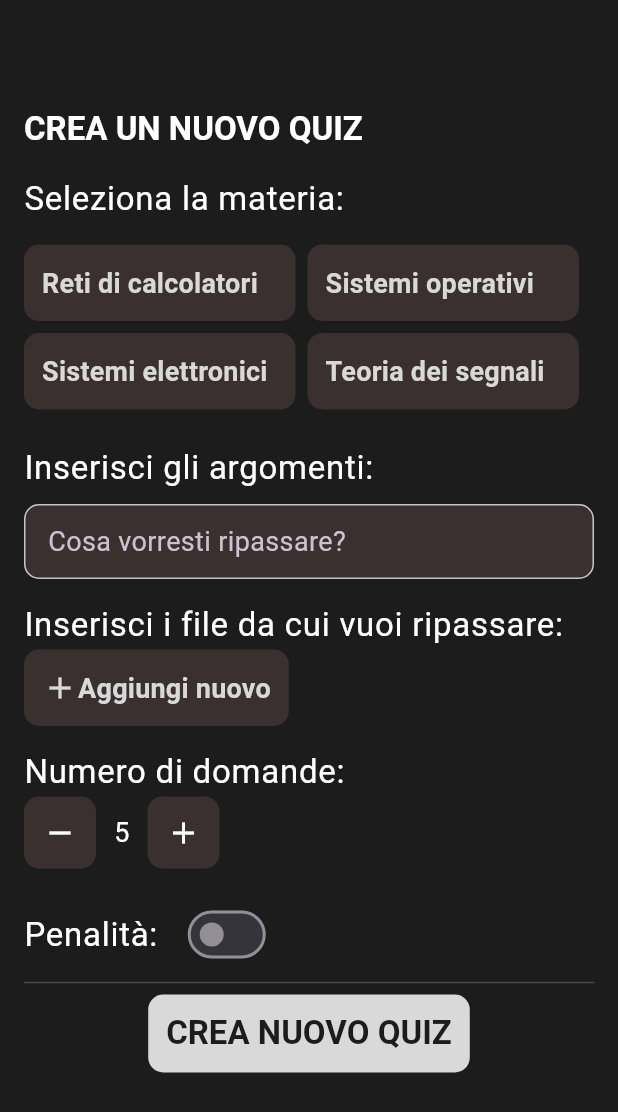
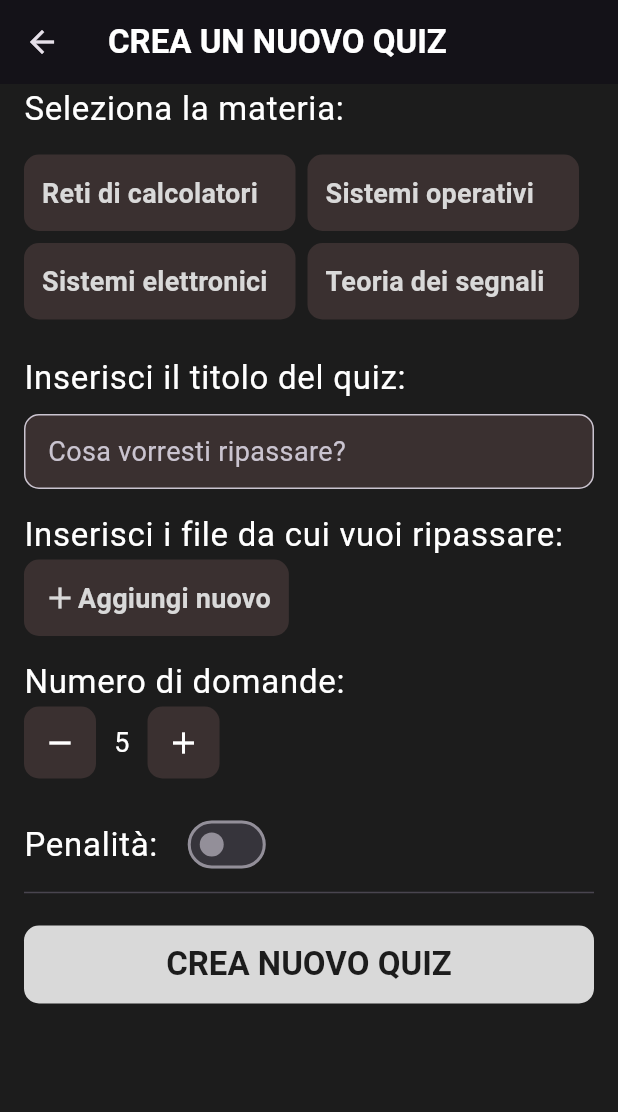
Before and after one commit to simonegiammy/SmarterAI, a Flutter app: the NewQuizScreen screen opened directly, after a tap on "CREA NUOVO QUIZ", on a phone screen of 412 x 824 dp. Shown: the top 1112 px of the screen. Run offline on Flutter 3.47's test engine with Material 3 defaults, Android fonts, the light colour scheme and no system bars; our stand-ins replace file_picker, flutter_gemini, shared_preferences; missing offline and left inert: pdfx; accounts and stored records are empty.

Commit message:
quiz screen e home screen

```diff
--- a/gemini_example/lib/aiProvider/gemini.dart
+++ b/gemini_example/lib/aiProvider/gemini.dart
@@ -15,7 +15,7 @@
     gemini.text(text).then((value) => print(value?.output));
   }
 
-  static Future<List?> elaboraPdf(PlatformFile file) async {
+  static Future<List?> elaboraPdf(PlatformFile file, int number) async {
     File pdfFile = File(file.path!);
     List<File> images = await convertPdfToImage(pdfFile);
     List<Uint8List> imagesGemini = [];
@@ -25,9 +25,8 @@
 
     String output = (await gemini.textAndImage(
             text:
-                """Elabora questo file e genera 2 domande a risposta multipla con una sola risposta corretta. Il tuo output deve essere in JSON con i caratteri d'escape necessari nel seguente formato:
+                """Elabora questo file e genera $number domande a risposta multipla con una sola risposta corretta, le altre risposte devono essere SBAGLIATE rispetto alla domanda. Il tuo output deve essere in JSON con i caratteri d'escape necessari nel seguente formato:
                   [{ "question": "la tua domanda elaborata", "answers": "["domanda1", "domanda2", ...], "correct": intero che indica l'indice della domanda corretta,  "explanation": "spiegazione del perchè"},...]
-
                   """,
 
             /// text
--- a/gemini_example/lib/aiProvider/pdfconverter.dart
+++ b/gemini_example/lib/aiProvider/pdfconverter.dart
@@ -8,11 +8,9 @@
   // Carica il documento PDF
   final document = await PdfDocument.openFile(pdfFile.path);
 
-  // Ottieni il numero di pagine
-  final pageCount = document.pagesCount;
-
   for (int i = 1; i <= 16; i++) {
     //Gemini non accetta più di 16 immagini
+
     // Ottieni la pagina
     final page = await document.getPage(i);
     // Renderizza l'immagine della pagina
@@ -31,7 +29,6 @@
 
     // Aggiungi il file immagine alla lista
     imageFiles.add(file);
-    // Aggiungi il file immagine alla lista
   }
 
   return imageFiles;
--- /dev/null
+++ b/gemini_example/lib/aiProvider/storage.dart
@@ -0,0 +1,32 @@
+import 'dart:convert';
+
+import 'package:flutter/foundation.dart';
+import 'package:gemini_example/data/models/quiz.dart';
+import 'package:shared_preferences/shared_preferences.dart';
+
+class Storage {
+  static void saveQuiz(Quiz quiz) async {
+    SharedPreferences sp = await SharedPreferences.getInstance();
+    String quizJson = jsonEncode(quiz.toJson());
+
+    String uniqueKey =
+        "${quiz.title}-${DateTime.now().hour - DateTime.now().minute}";
+    sp.setString(uniqueKey, quizJson);
+  }
+
+  static Future<List<Quiz>> getAllQuiz() async {
+    List<Quiz> quizes = [];
+    SharedPreferences sp = await SharedPreferences.getInstance();
+    List<String> keys = sp.getKeys().toList();
+
+    try {
+      for (String key in keys) {
+        quizes.add(Quiz.fromJson(jsonDecode(sp.getString(key)!)));
+      }
+    } catch (e) {
+      debugPrint(
+          "Il recupero dei quiz dallo storage si è fermato per il seguente motivo: $e");
+    }
+    return quizes;
+  }
+}
--- /dev/null
+++ b/gemini_example/lib/data/models/question.dart
@@ -0,0 +1,33 @@
+import 'dart:convert';
+
+Question questionFromJson(String str) => Question.fromJson(json.decode(str));
+
+String questionToJson(Question data) => json.encode(data.toJson());
+
+class Question {
+  String question;
+  List<String> answers;
+  int correct;
+  String explanation;
+
+  Question({
+    required this.question,
+    required this.answers,
+    required this.correct,
+    required this.explanation,
+  });
+
+  factory Question.fromJson(Map<String, dynamic> json) => Question(
+        question: json["question"],
+        answers: List<String>.from(json["answers"].map((x) => x)),
+        correct: json["correct"],
+        explanation: json["explanation"],
+      );
+
+  Map<String, dynamic> toJson() => {
+        "question": question,
+        "answers": List<dynamic>.from(answers.map((x) => x)),
+        "correct": correct,
+        "explanation": explanation,
+      };
+}
--- /dev/null
+++ b/gemini_example/lib/data/models/quiz.dart
@@ -0,0 +1,37 @@
+import 'package:gemini_example/data/models/question.dart';
+
+class Quiz {
+  String title;
+  List<Question> questions;
+  String tag;
+  bool penalty;
+
+  Quiz({
+    required this.title,
+    required this.questions,
+    required this.tag,
+    required this.penalty,
+  });
+
+  Map<String, dynamic> toJson() {
+    return {
+      'title': title,
+      'questions': questions.map((question) => question.toJson()).toList(),
+      'tag': tag,
+      'penalty': penalty,
+    };
+  }
+
+  factory Quiz.fromJson(Map<String, dynamic> json) {
+    return Quiz(
+      title: json['title'],
+      questions: List<Question>.from(
+        json['questions'].map(
+          (questionJson) => Question.fromJson(questionJson),
+        ),
+      ),
+      tag: json['tag'],
+      penalty: json['penalty'],
+    );
+  }
+}
--- a/gemini_example/lib/main.dart
+++ b/gemini_example/lib/main.dart
@@ -1,7 +1,6 @@
 import 'package:flutter/material.dart';
 import 'package:gemini_example/aiProvider/gemini.dart';
 import 'package:gemini_example/presentation/screens/home_screen.dart';
-import 'package:gemini_example/presentation/screens/new_quiz_screen.dart';
 import 'package:gemini_example/theme.dart';
 
 void main() {
@@ -12,13 +11,11 @@
 class MyApp extends StatelessWidget {
   const MyApp({super.key});
 
-  // This widget is the root of your application.
   @override
   Widget build(BuildContext context) {
     return MaterialApp(
-      title: 'Flutter Demo',
       theme: theme,
-      home: const NewQuizScreen(),
+      home: const HomeScreen(),
     );
   }
 }
--- a/gemini_example/lib/presentation/screens/new_quiz_screen.dart
+++ b/gemini_example/lib/presentation/screens/new_quiz_screen.dart
@@ -1,9 +1,10 @@
-import 'dart:io';
-
 import 'package:file_picker/file_picker.dart';
 import 'package:flutter/material.dart';
 import 'package:gemini_example/aiProvider/gemini.dart';
+import 'package:gemini_example/aiProvider/storage.dart';
 import 'package:gemini_example/constants.dart';
+import 'package:gemini_example/data/models/question.dart';
+import 'package:gemini_example/data/models/quiz.dart';
 import 'package:gemini_example/presentation/widgets/add_new_button.dart';
 import 'package:gemini_example/presentation/widgets/file_tile.dart';
 import 'package:gemini_example/presentation/widgets/primary_button.dart';
@@ -23,22 +24,23 @@
   List<PlatformFile> uploadedFiles = [];
   int numberQuestion = 5;
   bool penalty = false;
+  bool loading = false;
   @override
   Widget build(BuildContext context) {
     return Scaffold(
+      appBar: AppBar(
+        centerTitle: false,
+        title: Text(
+          "CREA UN NUOVO QUIZ",
+          style: Theme.of(context).textTheme.titleLarge,
+        ),
+      ),
       body: SingleChildScrollView(
         child: Padding(
-          padding: const EdgeInsets.fromLTRB(16, 72, 16, 0),
+          padding: const EdgeInsets.fromLTRB(16, 0, 16, 0),
           child: Column(
             crossAxisAlignment: CrossAxisAlignment.start,
             children: [
-              Text(
-                "CREA UN NUOVO QUIZ",
-                style: Theme.of(context).textTheme.titleLarge,
-              ),
-              const SizedBox(
-                height: 16,
-              ),
               Text(
                 "Seleziona la materia:",
                 style: Theme.of(context).textTheme.bodyLarge,
@@ -65,7 +67,7 @@
                 height: 14,
               ),
               Text(
-                "Inserisci gli argomenti: ",
+                "Inserisci il titolo del quiz: ",
                 style: Theme.of(context).textTheme.bodyLarge,
               ),
               const SizedBox(
@@ -145,23 +147,36 @@
                 ],
               ),
               const Divider(),
+              const SizedBox(
+                height: 14,
+              ),
               Center(
                 child: PrimaryButton(
+                  loading: loading,
                   onTap: () async {
-                    if (uploadedFiles.isNotEmpty) {
-                      print("elaboro file");
+                    if (uploadedFiles.isNotEmpty &&
+                        selectedMateria != null &&
+                        controller.text.isNotEmpty) {
                       try {
-                        List? lista =
-                            await GeminiProvider.elaboraPdf(uploadedFiles[0]);
-
-                        // print(rit);
-                      } catch (e) {
-                        print(e);
-                      }
-                    } else {
-                      print("elaboro chat");
-
-                      GeminiProvider.chat(controller.text);
+                        setState(() {
+                          loading = true;
+                        });
+                        List? lista = await GeminiProvider.elaboraPdf(
+                            uploadedFiles[0], numberQuestion);
+                        List<Question> questions =
+                            lista!.map((e) => Question.fromJson(e)).toList();
+                        Quiz quiz = Quiz(
+                            title: controller.text,
+                            questions: questions,
+                            tag: selectedMateria!,
+                            penalty: penalty);
+                        Storage.saveQuiz(quiz);
+                        setState(() {
+                          loading = false;
+                        });
+                        Navigator.pop(context, true);
+                        //Ritorna alla home e visualizza tutti i quiz
+                      } catch (e) {}
                     }
                   },
                   text: "CREA NUOVO QUIZ",
--- a/gemini_example/lib/presentation/widgets/primary_button.dart
+++ b/gemini_example/lib/presentation/widgets/primary_button.dart
@@ -3,7 +3,12 @@
 class PrimaryButton extends StatelessWidget {
   final onTap;
   final String text;
-  const PrimaryButton({super.key, required this.onTap, required this.text});
+  final bool loading;
+  const PrimaryButton(
+      {super.key,
+      required this.onTap,
+      required this.text,
+      required this.loading});
 
   @override
   Widget build(BuildContext context) {
@@ -15,12 +20,16 @@
             borderRadius: BorderRadius.all(Radius.circular(10))),
         child: Container(
             padding: const EdgeInsets.all(12),
+            child: loading
+                ? const CircularProgressIndicator()
+                : Center(
                     child: Text(
                       text,
                       style: Theme.of(context)
                           .textTheme
                           .titleLarge!
                           .copyWith(color: const Color(0xff1c1c1c)),
+                    ),
                   )),
       ),
     );
--- a/gemini_example/lib/presentation/widgets/textfield.dart
+++ b/gemini_example/lib/presentation/widgets/textfield.dart
@@ -9,7 +9,7 @@
     return TextField(
       controller: controller,
       minLines: 1,
-      maxLines: 7,
+      maxLines: 1,
       style: Theme.of(context).textTheme.bodyMedium,
       decoration: const InputDecoration(
           contentPadding: EdgeInsets.all(12),
--- a/gemini_example/pubspec.yaml
+++ b/gemini_example/pubspec.yaml
@@ -25,6 +25,7 @@
       url: 'https://github.com/ScerIO/packages.flutter'
       ref: '4be9de9ffed5398fd7d5f44bbb07dcd3d3f1711b'
       path: packages/pdfx
+  shared_preferences: ^2.2.2
 
 
 dev_dependencies:
```
Also changed, not shown: gemini_example/lib/presentation/screens/home_screen.dart (+31 -7 lines), gemini_example/lib/presentation/screens/quiz_screen.dart (+82 -0 lines), gemini_example/lib/presentation/widgets/quiz_list.dart (added, +105 -0 lines), gemini_example/lib/presentation/widgets/tile.dart (+37 -0 lines), gemini_example/pubspec.lock, 2 other files. Lines whose indentation alone changed are shown as unchanged.
